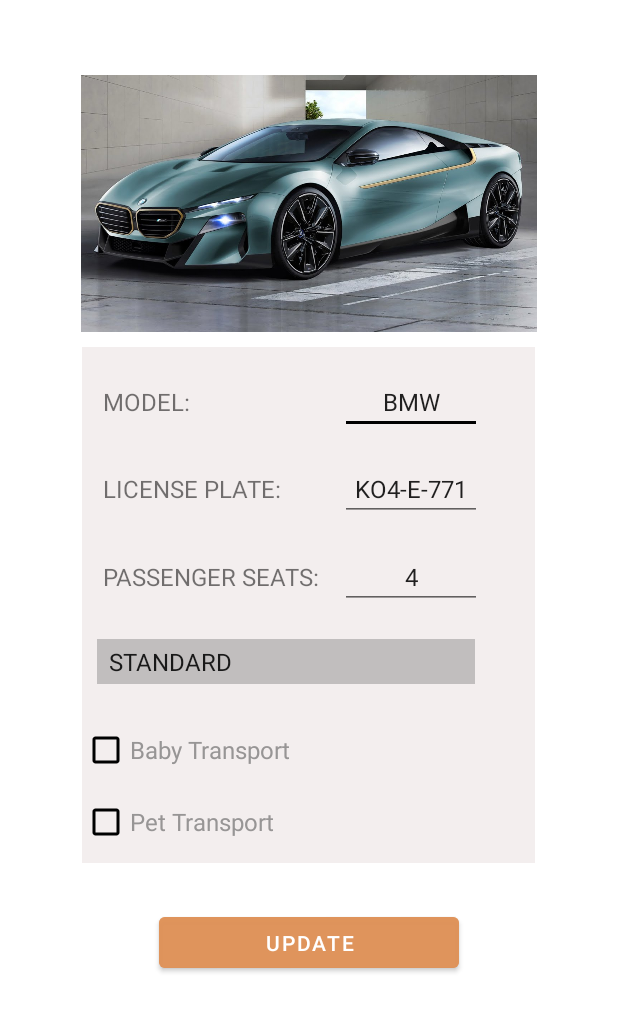
After one commit to AngieDraskovic/UberProject, an Android app: the VehicleActivity screen opened directly, with no data from a screen before it, on a phone screen of 412 x 824 dp. The commit adds this screen. Shown: the top 1012 px of the screen. Run offline under Robolectric (Android 15) with nearby library versions, the phone set to English and light mode, and no system bars; network calls fail.

Commit message:
Getting and updating users and vehicle

```diff
--- /dev/null
+++ b/EasyGO2/app/src/main/java/com/example/easygo/driver/VehicleActivity.java
@@ -0,0 +1,123 @@
+package com.example.easygo.driver;
+
+import androidx.appcompat.app.AppCompatActivity;
+
+import android.content.SharedPreferences;
+import android.os.Bundle;
+import android.view.View;
+import android.widget.Button;
+import android.widget.CheckBox;
+import android.widget.EditText;
+import android.widget.Spinner;
+import android.widget.Toast;
+
+import com.example.easygo.R;
+import com.example.easygo.dto.ride.VehicleDTO;
+import com.example.easygo.model.Vehicle;
+import com.example.easygo.model.enumerations.VehicleName;
+import com.example.easygo.model.users.Driver;
+import com.example.easygo.service.ServiceUtilis;
+import com.google.android.material.button.MaterialButton;
+
+import retrofit2.Call;
+import retrofit2.Callback;
+import retrofit2.Response;
+
+public class VehicleActivity extends AppCompatActivity {
+
+    private EditText model;
+    private EditText plate;
+    private EditText seats;
+    private Spinner vehice_spinner;
+    private CheckBox baby_transport;
+    private CheckBox pet_transport;
+
+    @Override
+    protected void onCreate(Bundle savedInstanceState) {
+        super.onCreate(savedInstanceState);
+        setContentView(R.layout.activity_vehicle);
+        getVehicle();
+        model = (EditText) findViewById(R.id.model);
+        plate = (EditText) findViewById(R.id.plate);
+        seats = (EditText) findViewById(R.id.seats);
+        vehice_spinner = (Spinner) findViewById(R.id.vehicle_spinner);
+        baby_transport = (CheckBox) findViewById(R.id.baby_transport_checkbox);
+        pet_transport = (CheckBox) findViewById(R.id.pet_transport_checkbox);
+
+        MaterialButton btnUpdate = findViewById(R.id.updateBtn);
+        btnUpdate.setOnClickListener(new View.OnClickListener() {
+            @Override
+            public void onClick(View view) {
+                updateVehicle();
+            }
+        });
+    }
+
+    private void setVehicleData(VehicleDTO vehicle) {
+        model.setText(vehicle.getModel());
+        plate.setText(vehicle.getLicenseNumber());
+        seats.setText(vehicle.getPassengerSeats().toString());
+        baby_transport.setChecked(vehicle.getBabyTransport());
+        pet_transport.setChecked(vehicle.getPetTransport());
+        if(vehicle.getVehicleType().equals(VehicleName.STANDARD)) {
+            vehice_spinner.setSelection(0);
+        }else if(vehicle.getVehicleType().equals(VehicleName.LUXURY)){
+            vehice_spinner.setSelection(1);
+        }else{
+            vehice_spinner.setSelection(2);
+        }
+
+
+    }
+
+    public void updateVehicle(){
+        SharedPreferences preferences = getSharedPreferences("preference_file_name", MODE_PRIVATE);
+        int id = preferences.getInt("p_id", 0);
+        VehicleDTO vehicleDTO = new VehicleDTO(id,
+                this.model.getText().toString(), this.plate.getText().toString(),
+                Integer.parseInt(this.seats.getText().toString()),
+                this.pet_transport.isChecked(), this.baby_transport.isChecked());
+        String selectedVehicle = vehice_spinner.getSelectedItem().toString();
+        if(selectedVehicle.equals("STANDARD"))
+            vehicleDTO.setVehicleType(VehicleName.STANDARD);
+        else if(selectedVehicle.equals("LUXURY"))
+            vehicleDTO.setVehicleType(VehicleName.LUXURY);
+        else if(selectedVehicle.equals("VAN"))
+            vehicleDTO.setVehicleType(VehicleName.VAN);
+
+        Call<VehicleDTO> call = ServiceUtilis.userService.updateDriverVehicle(id, vehicleDTO);
+        call.enqueue(new Callback<VehicleDTO>() {
+            @Override
+            public void onResponse(Call<VehicleDTO> call, Response<VehicleDTO> response) {
+                if (response.isSuccessful()) {
+                    Toast.makeText(VehicleActivity.this, "Update successfull!", Toast.LENGTH_SHORT).show();
+                }
+            }
+
+            @Override
+            public void onFailure(Call<VehicleDTO> call, Throwable t) {
+
+            }
+        });
+
+
+    }
+
+    public void getVehicle(){
+        SharedPreferences preferences = getSharedPreferences("preference_file_name", MODE_PRIVATE);
+        int id = preferences.getInt("p_id", 0);
+        Call<VehicleDTO> call = ServiceUtilis.userService.getDriverVehicle(id);
+        call.enqueue(new Callback<VehicleDTO>() {
+            @Override
+            public void onResponse(Call<VehicleDTO> call, Response<VehicleDTO> response) {
+                assert response.body() != null;
+                setVehicleData(response.body());
+            }
+
+            @Override
+            public void onFailure(Call<VehicleDTO> call, Throwable t) {
+
+            }
+        });
+    }
+}
--- /dev/null
+++ b/EasyGO2/app/src/main/res/drawable/ic_baseline_cancel_24.xml
@@ -0,0 +1,5 @@
+<vector android:height="24dp" android:tint="#000000"
+    android:viewportHeight="24" android:viewportWidth="24"
+    android:width="24dp" xmlns:android="http://schemas.android.com/apk/res/android">
+    <path android:fillColor="@android:color/white" android:pathData="M12,2C6.47,2 2,6.47 2,12s4.47,10 10,10 10,-4.47 10,-10S17.53,2 12,2zM17,15.59L15.59,17 12,13.41 8.41,17 7,15.59 10.59,12 7,8.41 8.41,7 12,10.59 15.59,7 17,8.41 13.41,12 17,15.59z"/>
+</vector>
--- a/EasyGO2/app/src/main/res/layout/activity_driver_account.xml
+++ b/EasyGO2/app/src/main/res/layout/activity_driver_account.xml
@@ -239,6 +239,7 @@
         <!--        </LinearLayout>-->
 
         <LinearLayout
+            android:id="@+id/vehicle"
             android:layout_width="match_parent"
             android:layout_height="43dp"
             android:layout_marginTop="2dp"
--- /dev/null
+++ b/EasyGO2/app/src/main/res/layout/activity_vehicle.xml
@@ -0,0 +1,141 @@
+<?xml version="1.0" encoding="utf-8"?>
+<RelativeLayout xmlns:android="http://schemas.android.com/apk/res/android"
+    xmlns:app="http://schemas.android.com/apk/res-auto"
+    xmlns:tools="http://schemas.android.com/tools"
+    android:layout_width="match_parent"
+    android:layout_height="match_parent"
+    tools:context=".driver.VehicleActivity">
+
+
+    <ImageView
+        android:id="@+id/carImage"
+        android:layout_width="304dp"
+        android:layout_height="191dp"
+        android:layout_centerHorizontal="true"
+        android:layout_marginTop="40dp"
+        android:elevation="5dp"
+        app:srcCompat="@drawable/car" />
+
+    <TableLayout
+        android:id="@+id/table"
+        android:layout_width="302dp"
+        android:layout_height="344dp"
+        android:layout_below="@+id/carImage"
+        android:layout_centerHorizontal="true"
+        android:background="#F3EEEE">
+
+        <TableRow
+            android:layout_marginStart="10dp"
+            android:layout_marginTop="15dp">
+
+            <TextView
+                android:layout_width="wrap_content"
+                android:layout_marginEnd="10dp"
+                android:text=" MODEL: "
+                android:textSize="16sp" />
+
+            <EditText
+                android:id="@+id/model"
+                android:layout_width="wrap_content"
+                android:layout_height="wrap_content"
+                android:paddingLeft="10dp"
+                android:paddingRight="10dp"
+                android:text="BMW"
+                android:textAlignment="center"
+                android:textSize="16sp" />
+        </TableRow>
+
+        <TableRow
+            android:layout_marginStart="10dp"
+            android:layout_marginTop="15dp">
+
+            <TextView
+                android:layout_width="wrap_content"
+                android:layout_marginEnd="10dp"
+                android:text=" LICENSE PLATE: "
+                android:textSize="16sp" />
+
+            <EditText
+                android:id="@+id/plate"
+                android:layout_width="wrap_content"
+                android:layout_height="wrap_content"
+                android:paddingLeft="10dp"
+                android:paddingRight="10dp"
+                android:text="KO4-E-771"
+                android:textSize="16sp" />
+        </TableRow>
+
+        <TableRow
+            android:layout_marginStart="10dp"
+            android:layout_marginTop="16dp">
+
+            <TextView
+                android:layout_width="wrap_content"
+                android:layout_marginEnd="10dp"
+                android:text=" PASSENGER SEATS: "
+                android:textSize="16sp" />
+
+            <EditText
+                android:id="@+id/seats"
+                android:layout_width="wrap_content"
+                android:layout_height="wrap_content"
+                android:paddingLeft="10dp"
+                android:paddingRight="10dp"
+                android:text="4"
+                android:textAlignment="center"
+                android:textSize="16sp" />
+        </TableRow>
+
+        <Spinner
+            android:id="@+id/vehicle_spinner"
+            android:layout_width="100dp"
+            android:layout_height="30dp"
+            android:layout_below="@id/selectVehicleLbl"
+            android:layout_marginLeft="10dp"
+            android:layout_marginTop="20dp"
+            android:layout_marginBottom="20dp"
+            android:layout_marginRight="40dp"
+            android:background="@color/black"
+            android:backgroundTint="#C1BEBE"
+            android:entries="@array/vehicle_options"
+            android:prompt="@string/vehicle_prompt"
+            android:textColor="@color/gray" />
+
+        <CheckBox
+            android:id="@+id/baby_transport_checkbox"
+            android:layout_width="wrap_content"
+            android:layout_height="wrap_content"
+            android:layout_below="@id/table"
+            android:buttonTint="@color/black"
+            android:text="@string/baby_transport"
+            android:textColor="@color/gray"
+            android:textSize="16sp" />
+
+        <CheckBox
+            android:id="@+id/pet_transport_checkbox"
+            android:layout_width="match_parent"
+            android:layout_height="wrap_content"
+            android:layout_below="@id/table"
+            android:buttonTint="@color/black"
+            android:text="@string/pet_transport"
+            android:textColor="@color/gray"
+            android:textSize="16sp" />
+    </TableLayout>
+
+    <com.google.android.material.button.MaterialButton
+        android:id="@+id/updateBtn"
+        android:layout_width="200dp"
+        android:layout_height="46dp"
+        android:layout_below="@id/table"
+        android:layout_centerHorizontal="true"
+
+        android:layout_marginStart="20dp"
+
+        android:layout_marginTop="30dp"
+        android:layout_marginEnd="20dp"
+        android:layout_marginBottom="0dp"
+        android:backgroundTint="#D3DF9258"
+        android:text="UPDATE"
+        android:textColor="@color/white" />
+
+</RelativeLayout>
```
Also changed, not shown: EasyGO2/app/src/main/AndroidManifest.xml (+7 -0 lines), EasyGO2/app/src/main/java/com/example/easygo/driver/DriverAccountActivity.java (+14 -0 lines), EasyGO2/app/src/main/java/com/example/easygo/driver/DriverProfileActivity.java (+27 -19 lines), EasyGO2/app/src/main/java/com/example/easygo/dto/ride/VehicleDTO.java (added, +66 -0 lines), EasyGO2/app/src/main/java/com/example/easygo/passenger/PassengerProfileActivity.java (+38 -19 lines), EasyGO2/app/src/main/java/com/example/easygo/service/IUserService.java (+8 -0 lines), EasyGO2/app/src/main/res/layout/activity_passenger_profile.xml (+1 -23 lines), EasyGO2/app/src/main/res/layout/vehicle_popup.xml (added, +116 -0 lines), EasyGO2/app/src/main/res/drawable-v24/car.jpg (added), 80 other files.
